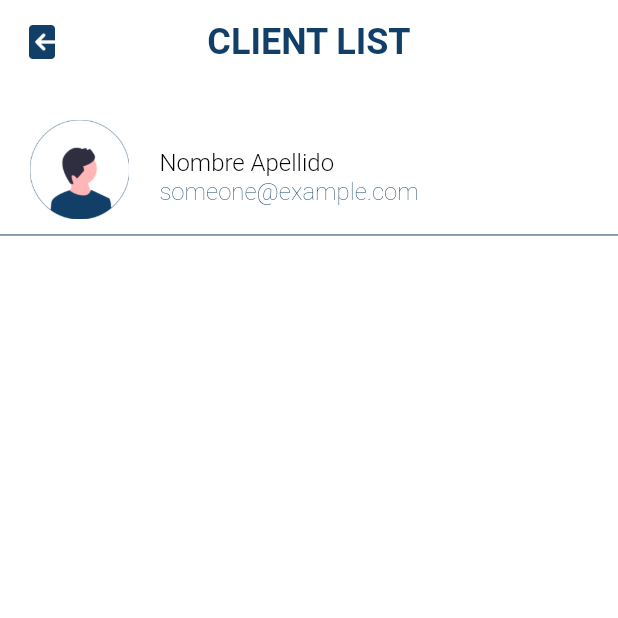
After one commit to hamRS/test-evaluacion-tecnica, a Flutter app: the HomeView screen opened directly, on a phone screen of 412 x 824 dp, the top half of it. The commit adds this screen. Run offline on Flutter 3.47's test engine with Material 2 defaults, Android fonts, the phone set to English and light mode, and no system bars; our stand-ins replace bloc, equatable, flutter_bloc, formz, get_it.

Commit message:
feat: add list item widget

```diff
--- a/lib/core/routes/app_router.dart
+++ b/lib/core/routes/app_router.dart
@@ -1,8 +1,10 @@
 import 'package:flutter/material.dart';
+import 'package:flutter_tech/features/home/presentation/page/home_page.dart';
 import 'package:flutter_tech/features/login/presentation/page/login_page.dart';
 
 class AppRouter {
   static Map<String, WidgetBuilder> routes = {
-    "/": (context) => const LoginPage(),
+    LoginPage.route: (context) => const LoginPage(),
+    HomePage.route: (context) => const HomePage(),
   };
 }
--- a/lib/core/ui/constants/assets.dart
+++ b/lib/core/ui/constants/assets.dart
@@ -1 +1,2 @@
 const LOGIN_ICON = 'assets/images/login_icon.png';
+const LOGOUT_ICON = "assets/images/logout_icon.png";
--- a/lib/core/ui/constants/styles.dart
+++ b/lib/core/ui/constants/styles.dart
@@ -1,4 +1,5 @@
 import 'package:flutter/material.dart';
+import 'package:flutter_tech/core/ui/constants/colors.dart';
 
 const kTitleStyle = TextStyle(
   fontFamily: 'Roboto',
@@ -7,3 +8,23 @@ const kTitleStyle = TextStyle(
   color: Colors.white,
   letterSpacing: 20,
 );
+
+const kTitleStyleNormal = TextStyle(
+  fontFamily: 'Roboto',
+  fontWeight: FontWeight.w700,
+  fontSize: 24,
+  color: kPrimaryColor,
+);
+
+const kTextStyle = TextStyle(
+  fontFamily: 'Roboto',
+  fontWeight: FontWeight.w200,
+  fontSize: 16,
+  color: kPrimaryColor,
+);
+const kTextStyleBlack = TextStyle(
+  fontFamily: 'Roboto',
+  fontWeight: FontWeight.w300,
+  fontSize: 16,
+  color: Colors.black,
+);
--- /dev/null
+++ b/lib/features/common/presentation/widgets/tech_app_bar.dart
@@ -0,0 +1,39 @@
+import 'package:flutter/material.dart';
+import 'package:flutter/src/widgets/framework.dart';
+import 'package:flutter/src/widgets/placeholder.dart';
+import 'package:flutter_tech/core/ui/constants/assets.dart';
+import 'package:flutter_tech/core/ui/constants/styles.dart';
+import 'package:flutter_tech/features/login/presentation/page/login_page.dart';
+
+class TechAppBar extends StatelessWidget implements PreferredSizeWidget {
+  const TechAppBar({super.key});
+  final customHeight = 80;
+  @override
+  Widget build(BuildContext context) {
+    return AppBar(
+      elevation: 0,
+      backgroundColor: Colors.white,
+      centerTitle: true,
+      title: const Text(
+        "CLIENT LIST",
+        style: kTitleStyleNormal,
+      ),
+      leading: IconButton(
+        onPressed: () {
+          Navigator.pop(context);
+          Navigator.pushNamed(
+            context,
+            LoginPage.route,
+          );
+        },
+        icon: Image.asset(
+          LOGOUT_ICON,
+          scale: 15,
+        ),
+      ),
+    );
+  }
+
+  @override
+  Size get preferredSize => const Size.fromHeight(80);
+}
--- /dev/null
+++ b/lib/features/home/presentation/view/home_view.dart
@@ -0,0 +1,26 @@
+import 'package:flutter/material.dart';
+import 'package:flutter/src/widgets/framework.dart';
+import 'package:flutter/src/widgets/placeholder.dart';
+import 'package:flutter_tech/core/ui/constants/assets.dart';
+import 'package:flutter_tech/core/ui/constants/colors.dart';
+import 'package:flutter_tech/core/ui/constants/styles.dart';
+import 'package:flutter_tech/features/common/presentation/widgets/tech_app_bar.dart';
+import 'package:flutter_tech/features/home/presentation/widgets/list_item_widget.dart';
+import 'package:flutter_tech/features/login/presentation/page/login_page.dart';
+
+class HomeView extends StatelessWidget {
+  const HomeView({super.key});
+
+  @override
+  Widget build(BuildContext context) {
+    return Scaffold(
+      backgroundColor: Colors.white,
+      appBar: const TechAppBar(),
+      body: Column(
+        children: [
+          ListItemWidget(),
+        ],
+      ),
+    );
+  }
+}
--- /dev/null
+++ b/lib/features/home/presentation/widgets/list_item_widget.dart
@@ -0,0 +1,66 @@
+import 'package:flutter/material.dart';
+import 'package:flutter/src/widgets/framework.dart';
+import 'package:flutter/src/widgets/placeholder.dart';
+import 'package:flutter_tech/core/ui/constants/assets.dart';
+import 'package:flutter_tech/core/ui/constants/colors.dart';
+import 'package:flutter_tech/core/ui/constants/styles.dart';
+
+class ListItemWidget extends StatelessWidget {
+  const ListItemWidget({super.key});
+
+  @override
+  Widget build(BuildContext context) {
+    return Container(
+      margin: const EdgeInsets.only(bottom: 10),
+      child: Column(
+        children: [
+          Container(
+            width: MediaQuery.of(context).size.width,
+            child: Row(
+              mainAxisAlignment: MainAxisAlignment.start,
+              crossAxisAlignment: CrossAxisAlignment.center,
+              children: [
+                Container(
+                  padding: const EdgeInsets.only(
+                    left: 20,
+                    right: 20,
+                    bottom: 10,
+                  ),
+                  child: Image.asset(
+                    LOGIN_ICON,
+                    scale: 20,
+                  ),
+                ),
+                Column(
+                  mainAxisAlignment: MainAxisAlignment.start,
+                  crossAxisAlignment: CrossAxisAlignment.start,
+                  children: [
+                    const Text(
+                      "Nombre Apellido",
+                      softWrap: true,
+                      style: kTextStyleBlack,
+                    ),
+                    InkWell(
+                      onTap: () {
+                        //No pude implementar el hiperlink al hacer click en el email
+                      },
+                      child: const Text(
+                        "someone@example.com",
+                        style: kTextStyle,
+                        softWrap: true,
+                      ),
+                    ),
+                  ],
+                ),
+              ],
+            ),
+          ),
+          const Divider(
+            height: 0.9,
+            color: kPrimaryColor,
+          ),
+        ],
+      ),
+    );
+  }
+}
--- /dev/null
+++ b/lib/injection_container.dart
@@ -0,0 +1,15 @@
+import 'package:flutter_tech/core/client/remote_client.dart';
+import 'package:http/http.dart' as http;
+import 'package:get_it/get_it.dart';
+
+final sl = GetIt.instance;
+Future<void> init() async {
+  sl.registerFactory<http.Client>(() => http.Client());
+
+  //remote_client
+  sl.registerLazySingleton<RemoteClient>(
+    () => RemoteClient(
+      client: sl(),
+    ),
+  );
+}
--- a/lib/main.dart
+++ b/lib/main.dart
@@ -1,8 +1,10 @@
 import 'package:flutter/material.dart';
 import 'package:flutter_tech/core/routes/app_router.dart';
 import 'package:flutter_tech/features/login/presentation/page/login_page.dart';
+import 'package:flutter_tech/injection_container.dart';
 
-void main() {
+Future<void> main() async {
+  init();
   runApp(const MyApp());
 }
 
--- a/pubspec.yaml
+++ b/pubspec.yaml
@@ -17,6 +17,7 @@ dependencies:
   flutter_bloc: ^8.1.3
   formz: ^0.6.0
   equatable: ^2.0.5
+  get_it: ^7.6.0
 
 dev_dependencies:
   flutter_test:
```
Also changed, not shown: lib/core/client/remote_client.dart (added, +27 -0 lines), lib/core/errors/failures.dart (added, +29 -0 lines), lib/features/home/presentation/page/home_page.dart (added, +16 -0 lines), lib/features/login/presentation/view/login_view.dart (+8 -1 lines), assets/images/logout_icon.png (added), pubspec.lock.
